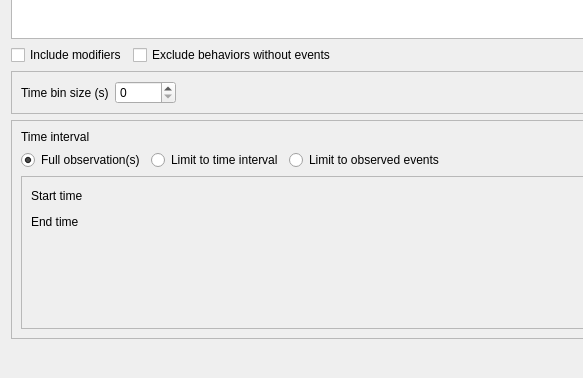
Old version of the form boris/param_panel.ui in the repository olivierfriard/BORIS; both pictures show x 0 to 583 and y 512 to 890 of the 1037 by 890 pixel window.
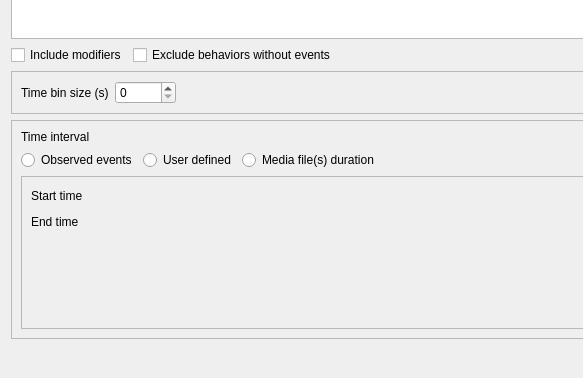
New version of the form.

Diff of the .ui file:
```diff
--- a/boris/param_panel.ui
+++ b/boris/param_panel.ui
@@ -210,24 +210,27 @@
           <item>
            <widget class="QRadioButton" name="rb_full">
             <property name="text">
-             <string>Full observation(s)</string>
+             <string>Observed events</string>
             </property>
-            <property name="checked">
+           </widget>
+          </item>
+          <item>
+           <widget class="QRadioButton" name="rb_user_defined">
+            <property name="text">
+             <string>User defined</string>
+            </property>
+           </widget>
+          </item>
+          <item>
+           <widget class="QRadioButton" name="rb_media_duration">
+            <property name="text">
+             <string>Media file(s) duration</string>
+            </property>
+            <property name="checkable">
              <bool>true</bool>
             </property>
-           </widget>
-          </item>
-          <item>
-           <widget class="QRadioButton" name="rb_interval">
-            <property name="text">
-             <string>Limit to time interval</string>
-            </property>
-           </widget>
-          </item>
-          <item>
-           <widget class="QRadioButton" name="rb_limit">
-            <property name="text">
-             <string>Limit to observed events</string>
+            <property name="checked">
+             <bool>false</bool>
             </property>
            </widget>
           </item>
```
Left out of the diff: 2 changed lines with no effect on the pictures.
